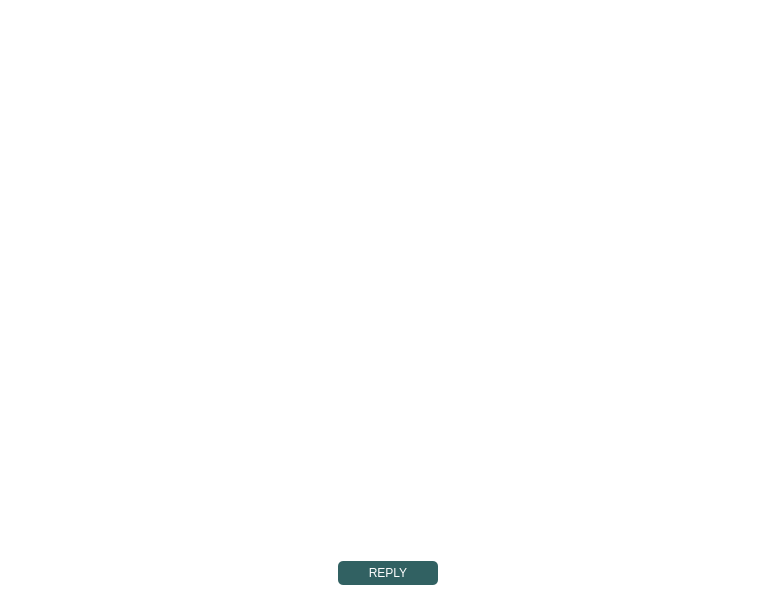
Before: the Qt Designer form src/gui/ui/messagesframe.ui in ConcealNetwork/conceal-desktop, drawn with Qt 5.
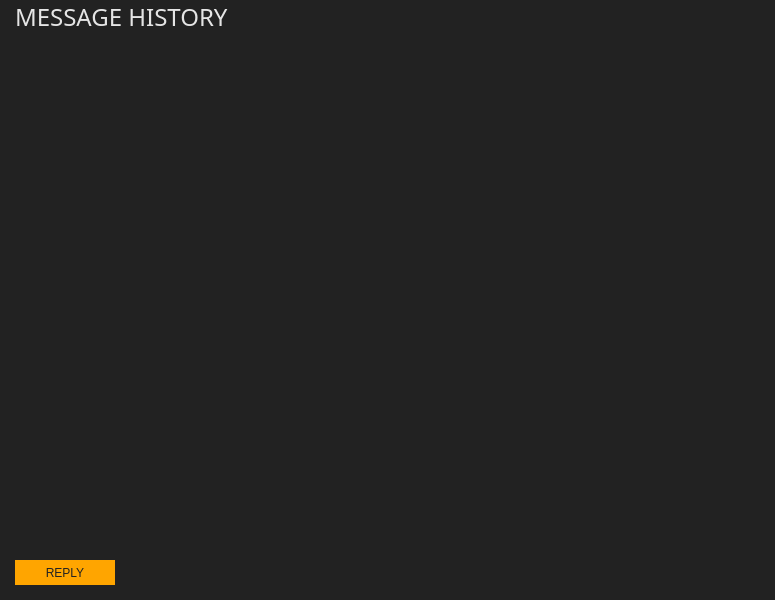
After: the same form once the commit is applied.

What changed in the file:
```diff
--- a/src/gui/ui/messagesframe.ui
+++ b/src/gui/ui/messagesframe.ui
@@ -12,15 +12,15 @@
   </property>
   <property name="font">
    <font>
-    <family>Courier</family>
-    <pointsize>10</pointsize>
+    <family>Arial</family>
+    <pointsize>9</pointsize>
    </font>
   </property>
   <property name="windowTitle">
    <string>Frame</string>
   </property>
   <property name="styleSheet">
-   <string notr="true">background-color: #fff;</string>
+   <string notr="true">background-color: #222; color: #e5e5e5;</string>
   </property>
   <property name="frameShape">
    <enum>QFrame::NoFrame</enum>
@@ -36,7 +36,7 @@
     <number>15</number>
    </property>
    <property name="topMargin">
-    <number>15</number>
+    <number>0</number>
    </property>
    <property name="rightMargin">
     <number>15</number>
@@ -44,6 +44,19 @@
    <property name="bottomMargin">
     <number>15</number>
    </property>
+   <item>
+    <widget class="QLabel" name="label">
+     <property name="font">
+      <font>
+       <family>Oswald</family>
+       <pointsize>18</pointsize>
+      </font>
+     </property>
+     <property name="text">
+      <string>MESSAGE HISTORY</string>
+     </property>
+    </widget>
+   </item>
    <item>
     <widget class="QTreeView" name="m_messagesView">
      <property name="maximumSize">
@@ -114,27 +127,27 @@
      </attribute>
     </widget>
    </item>
+   <item>
+    <spacer name="verticalSpacer">
+     <property name="orientation">
+      <enum>Qt::Vertical</enum>
+     </property>
+     <property name="sizeHint" stdset="0">
+      <size>
+       <width>20</width>
+       <height>40</height>
+      </size>
+     </property>
+    </spacer>
+   </item>
    <item>
     <layout class="QHBoxLayout" name="horizontalLayout">
-     <item>
-      <spacer name="horizontalSpacer">
-       <property name="orientation">
-        <enum>Qt::Horizontal</enum>
-       </property>
-       <property name="sizeHint" stdset="0">
-        <size>
-         <width>40</width>
-         <height>20</height>
-        </size>
-       </property>
-      </spacer>
-     </item>
      <item>
       <widget class="QPushButton" name="m_replyButton">
        <property name="minimumSize">
         <size>
          <width>100</width>
-         <height>0</height>
+         <height>25</height>
         </size>
        </property>
        <property name="maximumSize">
@@ -150,7 +163,7 @@
         </font>
        </property>
        <property name="styleSheet">
-        <string notr="true">background-color: #316162; color: #fff; border-radius: 5px; padding: 5px;</string>
+        <string notr="true">color: #222; border-radius: 0px; border: 0px solid; background-color: orange;</string>
        </property>
        <property name="text">
         <string>REPLY</string>
```
Left out of the diff: 20 changed lines with no effect on the pictures.
